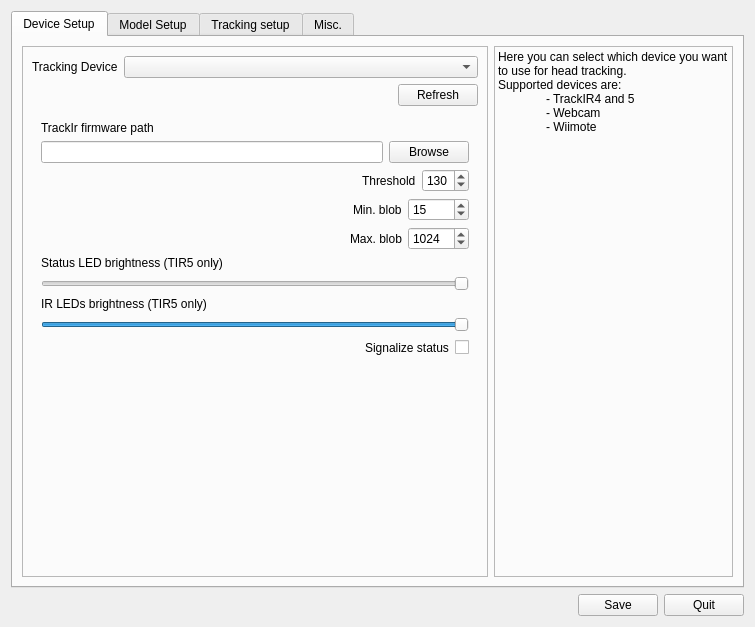
The window that branches/michal/src/qt_gui/ltr.ui (uglyDwarf/linuxtrack) describes before a commit, drawn with Qt 5.
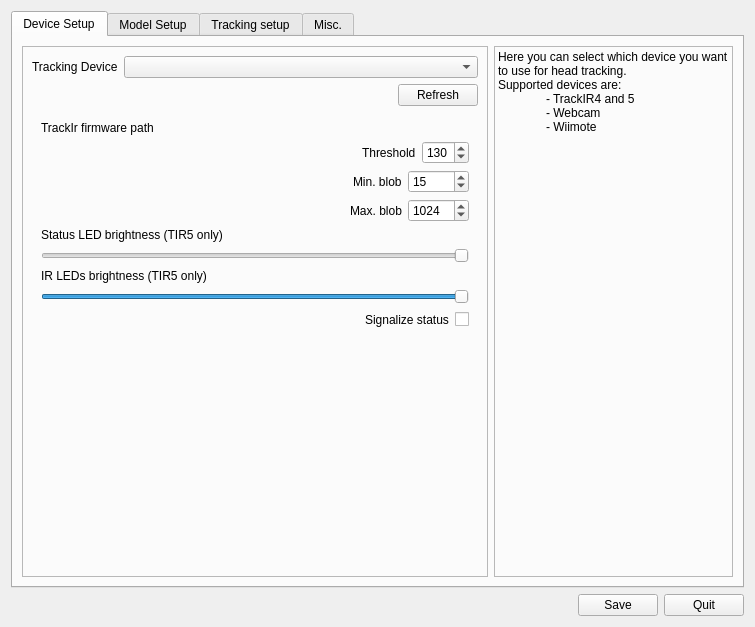
The same window after the commit. The open tabs and pages were chosen to show the change. Icons and pictures are not drawn.

What changed in the file:
```diff
--- a/branches/michal/src/qt_gui/ltr.ui
+++ b/branches/michal/src/qt_gui/ltr.ui
@@ -376,20 +376,6 @@
                       </property>
                      </widget>
                     </item>
-                    <item>
-                     <layout class="QHBoxLayout" name="horizontalLayout_19">
-                      <item>
-                       <widget class="QLineEdit" name="TirFwPath"/>
-                      </item>
-                      <item>
-                       <widget class="QPushButton" name="TirBrowseButton">
-                        <property name="text">
-                         <string>Browse</string>
-                        </property>
-                       </widget>
-                      </item>
-                     </layout>
-                    </item>
                    </layout>
                   </item>
                   <item>
```
Left out of the diff: 2 changed lines with no effect on the pictures.
